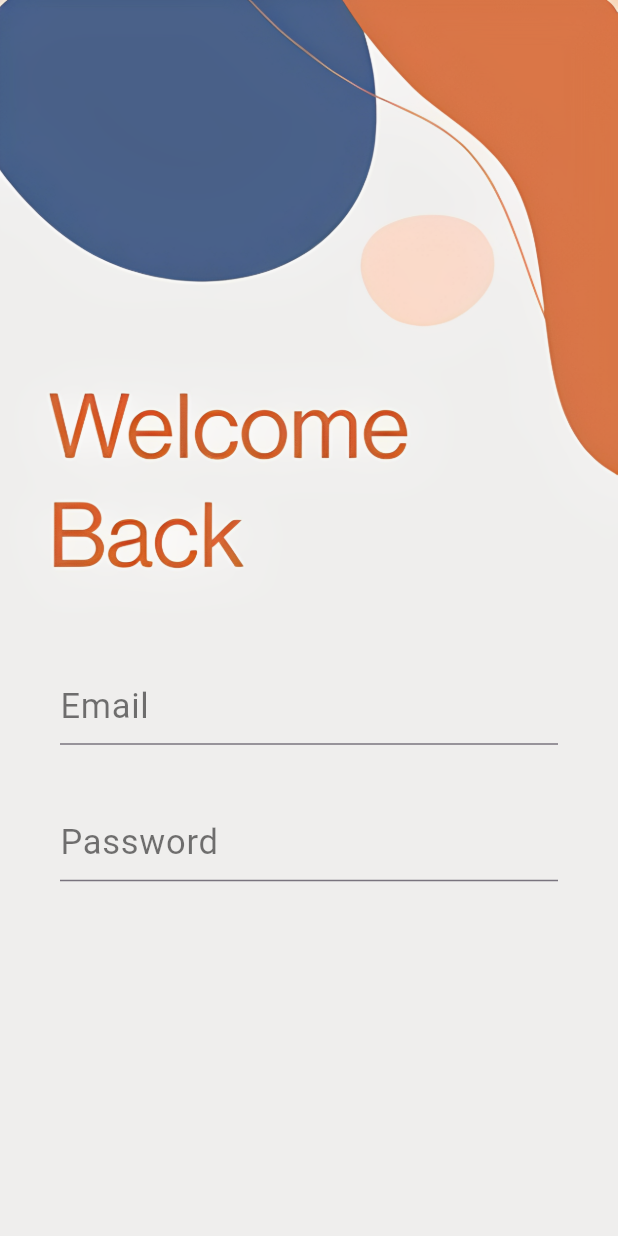
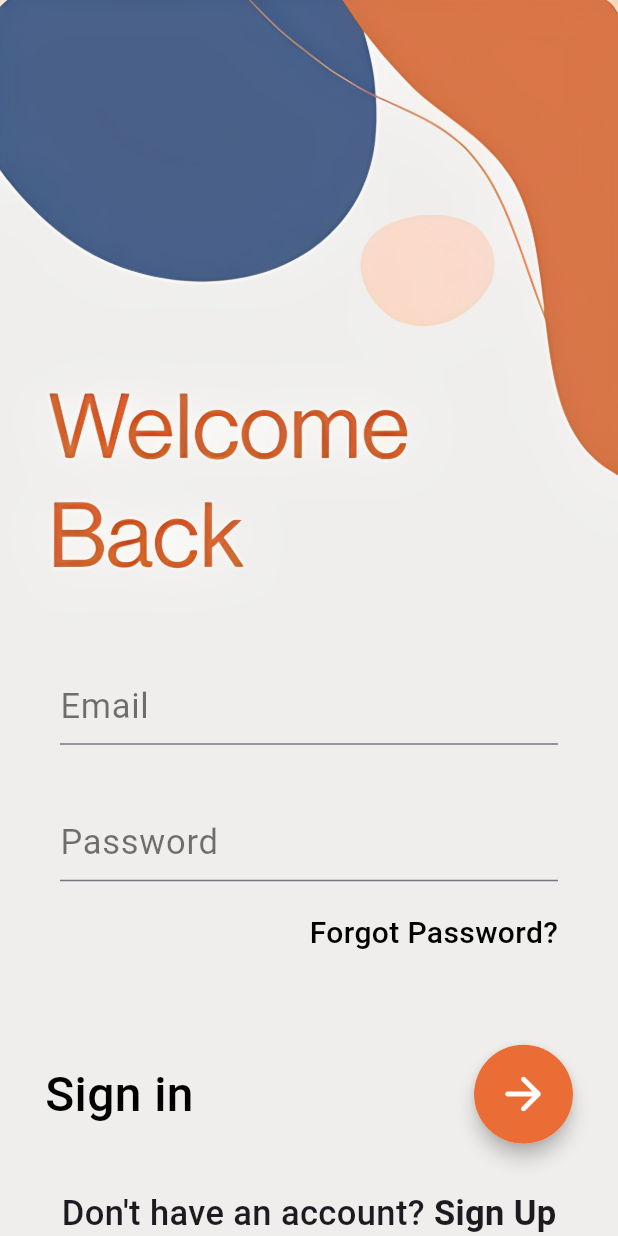
Before and after one commit to MisbahHaq/Trackr, a Flutter app: the screen it shows after launch, on a phone screen of 412 x 824 dp. Run offline on Flutter 3.47's test engine with Material 3 defaults, Android fonts, the phone set to English and light mode, and no system bars; our stand-ins replace curved_navigation_bar, firebase_auth, firebase_core; accounts and stored records are empty.

Commit message:
Login Page Done

```diff
--- a/trackr/lib/OnBoarding/LoginPage.dart
+++ b/trackr/lib/OnBoarding/LoginPage.dart
@@ -74,6 +74,95 @@ class _LoginPageState extends State<LoginPage> {
                 ),
               ),
             ),
+            SizedBox(height: 20.0),
+            Padding(
+              padding: EdgeInsets.only(right: 40.0),
+              child: Row(
+                mainAxisAlignment: MainAxisAlignment.end,
+                children: [
+                  Text(
+                    "Forgot Password?",
+                    style: TextStyle(
+                      color: Colors.black,
+                      fontSize: 20.0,
+                      fontWeight: FontWeight.w500,
+                    ),
+                  ),
+                ],
+              ),
+            ),
+            SizedBox(height: 60.0),
+            Padding(
+              padding: EdgeInsets.only(left: 30.0, right: 30.0),
+              child: Row(
+                mainAxisAlignment: MainAxisAlignment.spaceBetween,
+                children: [
+                  Text(
+                    "Sign in",
+                    style: TextStyle(
+                      color: Colors.black,
+                      fontSize: 32.0,
+                      fontWeight: FontWeight.w500,
+                    ),
+                  ),
+                  GestureDetector(
+                    onTap: () {
+                      if (passwordController.text != "" &&
+                          emailController.text != "") {
+                        setState(() {
+                          email = emailController.text.trim();
+                          password = passwordController.text.trim();
+                        });
+                        userLogin();
+                      } else {
+                        ScaffoldMessenger.of(context).showSnackBar(
+                          SnackBar(
+                            backgroundColor: Colors.red,
+                            content: Text(
+                              "Please fill the Complete Details",
+                              style: TextStyle(
+                                fontSize: 20.0,
+                                fontWeight: FontWeight.w500,
+                              ),
+                            ),
+                          ),
+                        );
+                      }
+                    },
+                    child: Material(
+                      elevation: 5.0,
+                      borderRadius: BorderRadius.circular(60),
+                      child: Container(
+                        padding: EdgeInsets.all(15),
+                        decoration: BoxDecoration(
+                          color: Color(0xffea6d35),
+                          borderRadius: BorderRadius.circular(60),
+                        ),
+                        child: Icon(
+                          Icons.arrow_forward_rounded,
+                          color: Colors.white,
+                          size: 36.0,
+                        ),
+                      ),
+                    ),
+                  ),
+                ],
+              ),
+            ),
+            SizedBox(height: 30.0),
+            Row(
+              mainAxisAlignment: MainAxisAlignment.center,
+              children: [
+                Text(
+                  "Don't have an account?",
+                  style: TextStyle(fontSize: 23.0, fontWeight: FontWeight.w500),
+                ),
+                Text(
+                  " Sign Up",
+                  style: TextStyle(fontSize: 23.0, fontWeight: FontWeight.bold),
+                ),
+              ],
+            ),
           ],
         ),
       ),
```
